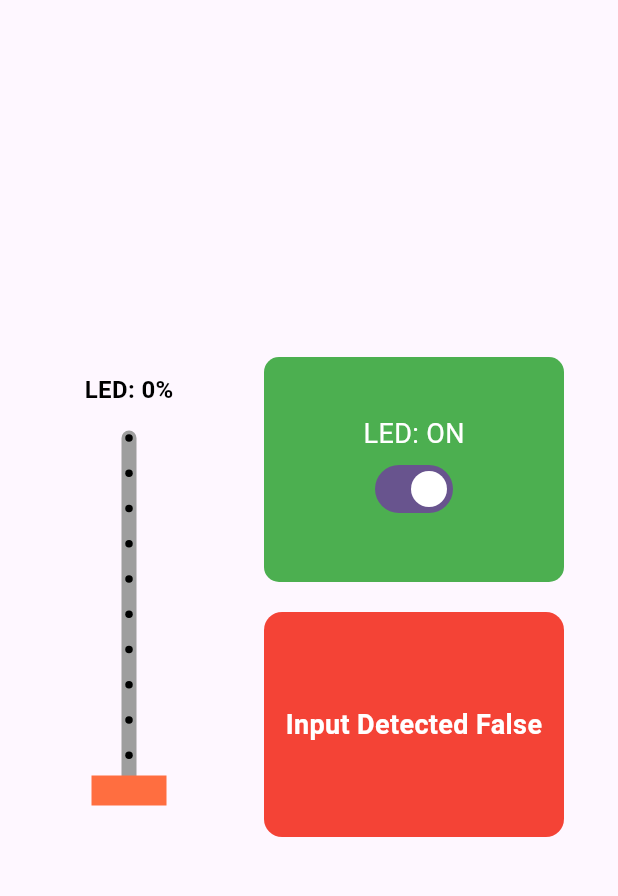
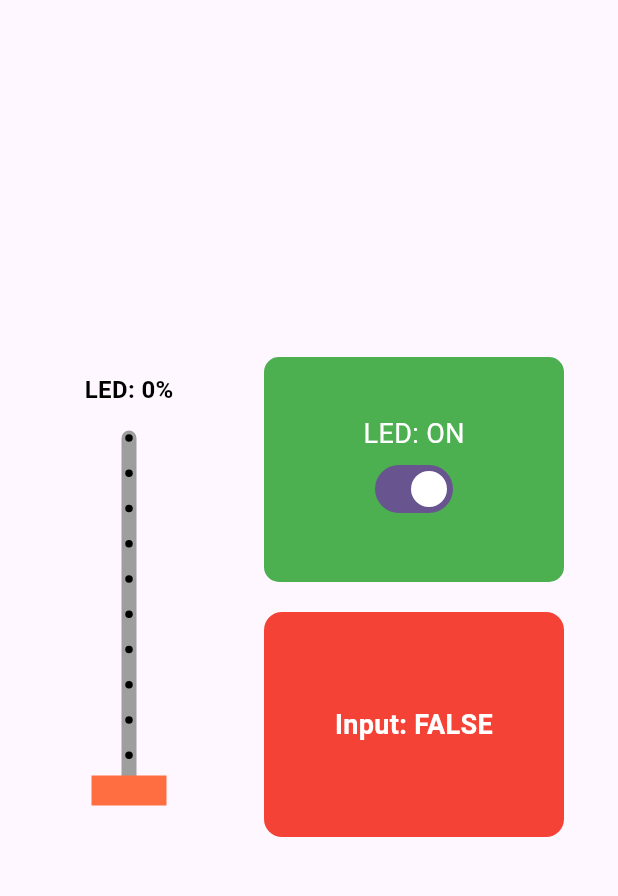
Before and after one commit to AllyTechEngineering/led_on_off_pwm, a Flutter app: the screen it shows after launch, on a phone screen of 412 x 824 dp, the part 63-959 px from its top. Run offline on Flutter 3.47's test engine with Material 3 defaults, Android fonts, the phone set to English and light mode, and no system bars; our stand-ins replace bloc, equatable, flutter_bloc; missing offline and left inert: dart_periphery.

Commit message:
Added Constants class and k constants

```diff
--- a/lib/main.dart
+++ b/lib/main.dart
@@ -34,7 +34,7 @@ class MyApp extends StatelessWidget {
       theme: ThemeData(
         colorScheme: ColorScheme.fromSeed(seedColor: Colors.deepPurple),
       ),
-      home: const HomeScreen(),
+      home:  HomeScreen(),
     );
   }
 }
--- a/lib/screens/home_screen.dart
+++ b/lib/screens/home_screen.dart
@@ -2,19 +2,21 @@ import 'package:flutter/material.dart';
 import 'package:flutter_bloc/flutter_bloc.dart';
 import 'package:led_on_off_pwm/bloc/slider_cubit/slider_cubit.dart';
 import 'package:led_on_off_pwm/services/pwm_service.dart';
+import 'package:led_on_off_pwm/utilties/constants.dart';
 import 'package:led_on_off_pwm/widgets/input_status_indicator.dart';
 import 'package:led_on_off_pwm/widgets/slide_switch.dart';
 import 'package:led_on_off_pwm/widgets/toggle_switch.dart';
 
 class HomeScreen extends StatelessWidget {
-  const HomeScreen({super.key});
+  final Constants constants = Constants();
+   HomeScreen({super.key});
 
   @override
   Widget build(BuildContext context) {
     return BlocProvider(
       create: (context) => SliderCubit(PwmService()),
       child: Scaffold(
-        appBar: AppBar(title: const Text('LED Demo'), centerTitle: true),
+        appBar: AppBar(title: Text(Constants.kTitle), centerTitle: true),
         body: Center(
           child: SizedBox(
             width: 800, // Keep UI centered and constrained
@@ -26,7 +28,7 @@ class HomeScreen extends StatelessWidget {
                 SizedBox(
                   width: 100.0, // Keep slider narrow
                   height: 300.0, // Match the combined switch height
-                  child: const SlideSwitch(vertical: true),
+                  child:  SlideSwitch(vertical: true),
                 ),
 
                 // Space between slider and switches
@@ -36,7 +38,7 @@ class HomeScreen extends StatelessWidget {
                 Column(
                   mainAxisSize: MainAxisSize.min,
                   mainAxisAlignment: MainAxisAlignment.center,
-                  children: const [
+                  children:  [
                     ToggleSwitch(),
                     SizedBox(height: 20),
                     InputStatusIndicator(),
--- /dev/null
+++ b/lib/utilties/constants.dart
@@ -0,0 +1,9 @@
+
+class Constants {
+  static const String kTitle = 'LED Demo';
+  static const String kOn = 'LED: ON';
+  static const String kOff = 'LED: OFF';
+  static const String kLed = 'LED: ';
+  static const String kStatusFalse = 'Input: FALSE';
+  static const String kStatusTrue = 'Input: TRUE';
+}
--- a/lib/widgets/input_status_indicator.dart
+++ b/lib/widgets/input_status_indicator.dart
@@ -1,9 +1,11 @@
 import 'package:flutter/material.dart';
 import 'package:flutter_bloc/flutter_bloc.dart';
 import 'package:led_on_off_pwm/bloc/input_cubit/input_cubit.dart';
+import 'package:led_on_off_pwm/utilties/constants.dart';
 
 class InputStatusIndicator extends StatelessWidget {
-  const InputStatusIndicator({super.key});
+   final Constants constants = Constants();
+   InputStatusIndicator({super.key});
 
   @override
   Widget build(BuildContext context) {
@@ -19,7 +21,7 @@ class InputStatusIndicator extends StatelessWidget {
             borderRadius: BorderRadius.circular(12.0),
           ),
           child: Text(
-            isDetected ? "Input Detected True" : "Input Detected False",
+            isDetected ? Constants.kStatusTrue : Constants.kStatusFalse,
             style: const TextStyle(
               fontSize: 18,
               fontWeight: FontWeight.bold,
--- a/lib/widgets/slide_switch.dart
+++ b/lib/widgets/slide_switch.dart
@@ -1,13 +1,15 @@
 import 'package:flutter/material.dart';
 import 'package:flutter_bloc/flutter_bloc.dart';
 import 'package:led_on_off_pwm/bloc/slider_cubit/slider_cubit.dart';
+import 'package:led_on_off_pwm/utilties/constants.dart';
 import 'package:led_on_off_pwm/widgets/rectangular_slider_thumb_shape.dart';
 
 
 class SlideSwitch extends StatelessWidget {
+  final Constants constants = Constants();
   final bool vertical;
 
-  const SlideSwitch({super.key, this.vertical = false});
+ SlideSwitch({super.key, this.vertical = false});
 
   @override
   Widget build(BuildContext context) {
--- a/lib/widgets/toggle_switch.dart
+++ b/lib/widgets/toggle_switch.dart
@@ -1,9 +1,11 @@
 import 'package:flutter/material.dart';
 import 'package:flutter_bloc/flutter_bloc.dart';
 import 'package:led_on_off_pwm/bloc/on_off_cubit/on_off_cubit.dart';
+import 'package:led_on_off_pwm/utilties/constants.dart';
 
 class ToggleSwitch extends StatelessWidget {
-  const ToggleSwitch({super.key});
+  final Constants constants = Constants();
+   ToggleSwitch({super.key});
 
   @override
   Widget build(BuildContext context) {
@@ -21,7 +23,7 @@ class ToggleSwitch extends StatelessWidget {
             mainAxisAlignment: MainAxisAlignment.center,
             children: [
               Text(
-                state.isOn ? 'LED: ON' : 'LED: OFF',
+                state.isOn ? Constants.kOn: Constants.kOff,
                 style: const TextStyle(color: Colors.white, fontSize: 18),
               ),
               Switch(
```
